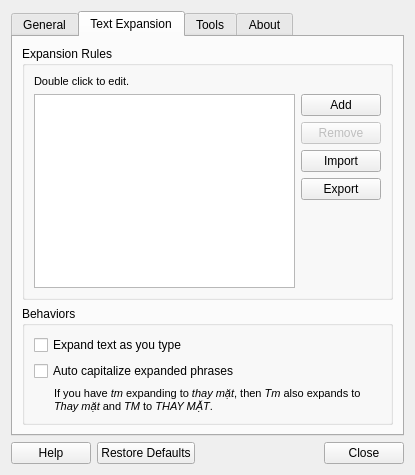
This is gui/controller.ui in BoGoEngine/ibus-bogo as Qt 5 draws it before an edit. The edited form follows.
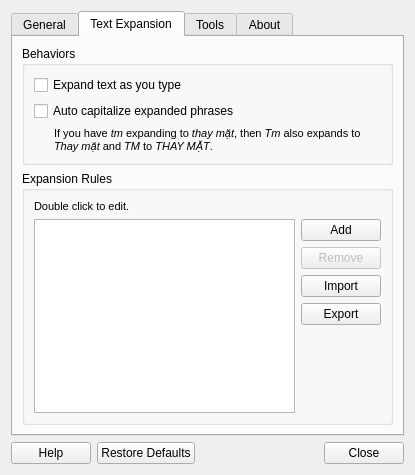
This is the edited form. The open tabs and pages were chosen to show the change.

Commit message: HOTFIX: Text expansion checkbox toggles UI disabled/enabled

```diff
--- a/gui/controller.ui
+++ b/gui/controller.ui
@@ -146,7 +146,63 @@
       </attribute>
       <layout class="QVBoxLayout" name="verticalLayout_5">
        <item>
-        <widget class="QGroupBox" name="groupBox_2">
+        <widget class="QGroupBox" name="groupBox_3">
+         <property name="title">
+          <string>Behaviors</string>
+         </property>
+         <layout class="QVBoxLayout" name="verticalLayout_6">
+          <item>
+           <widget class="QCheckBox" name="enableAbbrCheckBox">
+            <property name="enabled">
+             <bool>true</bool>
+            </property>
+            <property name="text">
+             <string>Expand text as you type</string>
+            </property>
+           </widget>
+          </item>
+          <item>
+           <widget class="QCheckBox" name="autocapCheckBox">
+            <property name="enabled">
+             <bool>true</bool>
+            </property>
+            <property name="text">
+             <string>Auto capitalize expanded phrases</string>
+            </property>
+            <property name="checkable">
+             <bool>true</bool>
+            </property>
+           </widget>
+          </item>
+          <item>
+           <widget class="QLabel" name="label_3">
+            <property name="font">
+             <font>
+              <pointsize>8</pointsize>
+             </font>
+            </property>
+            <property name="text">
+             <string>&lt;html&gt;&lt;head/&gt;&lt;body&gt;&lt;p&gt;If you have &lt;span style=&quot; font-style:italic;&quot;&gt;tm&lt;/span&gt; expanding to &lt;span style=&quot; font-style:italic;&quot;&gt;thay mặt&lt;/span&gt;, then &lt;span style=&quot; font-style:italic;&quot;&gt;Tm&lt;/span&gt; also expands to &lt;span style=&quot; font-style:italic;&quot;&gt;Thay mặt&lt;/span&gt; and &lt;span style=&quot; font-style:italic;&quot;&gt;TM&lt;/span&gt; to &lt;span style=&quot; font-style:italic;&quot;&gt;THAY MẶT&lt;/span&gt;.&lt;/p&gt;&lt;/body&gt;&lt;/html&gt;</string>
+            </property>
+            <property name="wordWrap">
+             <bool>true</bool>
+            </property>
+            <property name="margin">
+             <number>0</number>
+            </property>
+            <property name="indent">
+             <number>20</number>
+            </property>
+           </widget>
+          </item>
+         </layout>
+        </widget>
+       </item>
+       <item>
+        <widget class="QGroupBox" name="ruleEditorGroupBox">
+         <property name="enabled">
+          <bool>true</bool>
+         </property>
          <property name="sizePolicy">
           <sizepolicy hsizetype="MinimumExpanding" vsizetype="Preferred">
            <horstretch>0</horstretch>
@@ -159,6 +215,9 @@
          <layout class="QVBoxLayout" name="verticalLayout_4">
           <item>
            <widget class="QLabel" name="label_4">
+            <property name="enabled">
+             <bool>true</bool>
+            </property>
             <property name="font">
              <font>
               <pointsize>8</pointsize>
@@ -260,53 +319,6 @@
          </layout>
         </widget>
        </item>
-       <item>
-        <widget class="QGroupBox" name="groupBox_3">
-         <property name="title">
-          <string>Behaviors</string>
-         </property>
-         <layout class="QVBoxLayout" name="verticalLayout_6">
-          <item>
-           <widget class="QCheckBox" name="enableAbbrCheckBox">
-            <property name="text">
-             <string>Expand text as you type</string>
-            </property>
-           </widget>
-          </item>
-          <item>
-           <widget class="QCheckBox" name="autocapCheckBox">
-            <property name="text">
-             <string>Auto capitalize expanded phrases</string>
-            </property>
-            <property name="checkable">
-             <bool>true</bool>
-            </property>
-           </widget>
-          </item>
-          <item>
-           <widget class="QLabel" name="label_3">
-            <property name="font">
-             <font>
-              <pointsize>8</pointsize>
-             </font>
-            </property>
-            <property name="text">
-             <string>&lt;html&gt;&lt;head/&gt;&lt;body&gt;&lt;p&gt;If you have &lt;span style=&quot; font-style:italic;&quot;&gt;tm&lt;/span&gt; expanding to &lt;span style=&quot; font-style:italic;&quot;&gt;thay mặt&lt;/span&gt;, then &lt;span style=&quot; font-style:italic;&quot;&gt;Tm&lt;/span&gt; also expands to &lt;span style=&quot; font-style:italic;&quot;&gt;Thay mặt&lt;/span&gt; and &lt;span style=&quot; font-style:italic;&quot;&gt;TM&lt;/span&gt; to &lt;span style=&quot; font-style:italic;&quot;&gt;THAY MẶT&lt;/span&gt;.&lt;/p&gt;&lt;/body&gt;&lt;/html&gt;</string>
-            </property>
-            <property name="wordWrap">
-             <bool>true</bool>
-            </property>
-            <property name="margin">
-             <number>0</number>
-            </property>
-            <property name="indent">
-             <number>20</number>
-            </property>
-           </widget>
-          </item>
-         </layout>
-        </widget>
-       </item>
       </layout>
      </widget>
      <widget class="QWidget" name="toolsTab">
```
Left out of the diff: 2 changed lines with no effect on the pictures. The commit also changes 1 other file.
